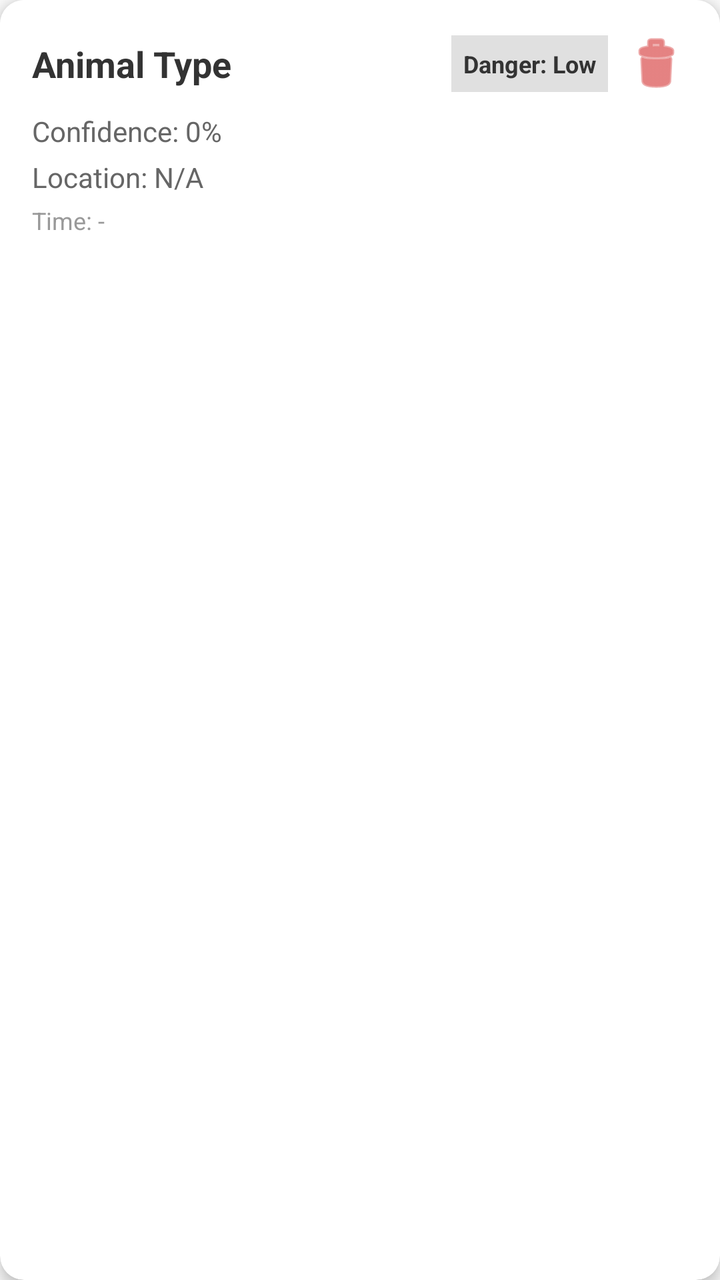
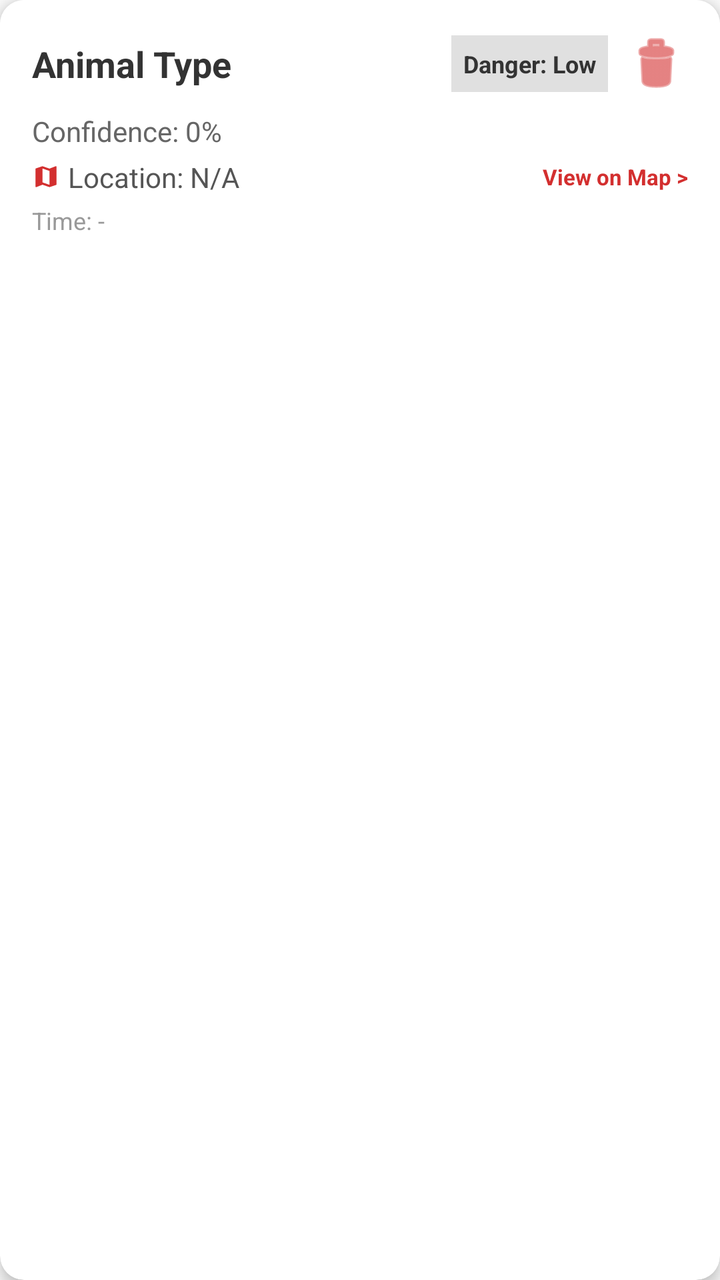

The first picture is an Android layout as it rendered before a commit; the second is the same layout after the commit. The layout source and the unified diff follow.
<!-- AndroidManifest.xml: application theme Theme.AnimalAlert -->
<!-- res/layout/item_detection.xml -->
<?xml version="1.0" encoding="utf-8"?>
<androidx.cardview.widget.CardView xmlns:android="http://schemas.android.com/apk/res/android"
    xmlns:app="http://schemas.android.com/apk/res-auto"
    android:id="@+id/cardDetection"
    android:layout_width="match_parent"
    android:layout_height="wrap_content"
    android:layout_marginBottom="12dp"
    app:cardCornerRadius="12dp"
    app:cardElevation="4dp"
    android:clickable="true"
    android:focusable="true"
    android:foreground="?android:attr/selectableItemBackground">

    <LinearLayout
        android:layout_width="match_parent"
        android:layout_height="wrap_content"
        android:orientation="vertical"
        android:padding="16dp"
        android:background="#FFFFFF">

        <LinearLayout
            android:layout_width="match_parent"
            android:layout_height="wrap_content"
            android:orientation="horizontal"
            android:gravity="center_vertical"
            android:layout_marginBottom="8dp">

            <TextView
                android:id="@+id/tvAnimalType"
                android:layout_width="0dp"
                android:layout_height="wrap_content"
                android:layout_weight="1"
                android:text="Animal Type"
                android:textSize="18sp"
                android:textStyle="bold"
                android:textColor="#333333" />

            <TextView
                android:id="@+id/tvDangerLevel"
                android:layout_width="wrap_content"
                android:layout_height="wrap_content"
                android:text="Danger: Low"
                android:textSize="12sp"
                android:textStyle="bold"
                android:padding="6dp"
                android:background="#E0E0E0"
                android:textColor="#333333" />

            <ImageButton
                android:id="@+id/btnDelete"
                android:layout_width="32dp"
                android:layout_height="32dp"
                android:layout_marginStart="8dp"
                android:background="?attr/selectableItemBackgroundBorderless"
                android:src="@android:drawable/ic_menu_delete"
                app:tint="#D32F2F"
                android:contentDescription="Delete detection" />
        </LinearLayout>

        <TextView
            android:id="@+id/tvConfidence"
            android:layout_width="match_parent"
            android:layout_height="wrap_content"
            android:text="Confidence: 0%"
            android:textSize="14sp"
            android:textColor="#666666"
            android:layout_marginBottom="4dp" />

        <TextView
            android:id="@+id/tvLocation"
            android:layout_width="match_parent"
            android:layout_height="wrap_content"
            android:text="Location: N/A"
            android:textSize="14sp"
            android:textColor="#666666"
            android:layout_marginBottom="4dp" />

        <TextView
            android:id="@+id/tvTime"
            android:layout_width="match_parent"
            android:layout_height="wrap_content"
            android:text="Time: -"
            android:textSize="12sp"
            android:textColor="#999999" />

    </LinearLayout>
</androidx.cardview.widget.CardView>
<!-- resources referenced by this layout -->
<resources>
  <style name="Theme.AnimalAlert" parent="Theme.AppCompat.Light.NoActionBar">
          <item name="colorPrimary">@color/purple_500</item>
          <item name="colorPrimaryDark">@color/purple_700</item>
          <item name="colorAccent">@color/teal_200</item>
          <item name="android:statusBarColor">@color/purple_700</item>
      </style>
  <color name="purple_500">#7944C7</color>
  <color name="purple_700">#3700B3</color>
  <color name="teal_200">#03DAC5</color>
</resources>

<!-- the commit's change to res/layout/item_detection.xml (unified diff, before → after) -->
@@ -66,14 +66,37 @@
             android:textColor="#666666"
             android:layout_marginBottom="4dp" />
 
-        <TextView
-            android:id="@+id/tvLocation"
+        <LinearLayout
             android:layout_width="match_parent"
             android:layout_height="wrap_content"
-            android:text="Location: N/A"
-            android:textSize="14sp"
-            android:textColor="#666666"
-            android:layout_marginBottom="4dp" />
+            android:orientation="horizontal"
+            android:gravity="center_vertical"
+            android:layout_marginBottom="4dp">
+            
+            <ImageView
+                android:layout_width="14dp"
+                android:layout_height="14dp"
+                android:layout_marginEnd="4dp"
+                android:src="@drawable/ic_map"
+                app:tint="#D32F2F" />
+
+            <TextView
+                android:id="@+id/tvLocation"
+                android:layout_width="0dp"
+                android:layout_height="wrap_content"
+                android:layout_weight="1"
+                android:text="Location: N/A"
+                android:textSize="14sp"
+                android:textColor="#555555" />
+                
+            <TextView
+                android:layout_width="wrap_content"
+                android:layout_height="wrap_content"
+                android:text="View on Map >"
+                android:textSize="11sp"
+                android:textStyle="bold"
+                android:textColor="#D32F2F" />
+        </LinearLayout>
 
         <TextView
             android:id="@+id/tvTime"
<!-- resource entries referenced after the edit -->
@@ -1,5 +1,16 @@
 <!-- resources referenced by this layout -->
 <resources>
+  <!-- drawable ic_map (drawable) -->
+  <?xml version="1.0" encoding="utf-8"?>
+  <vector xmlns:android="http://schemas.android.com/apk/res/android"
+      android:width="24dp"
+      android:height="24dp"
+      android:viewportWidth="24"
+      android:viewportHeight="24">
+      <path
+          android:fillColor="#FF000000"
+          android:pathData="M20.5,3l-0.16,0.03L15,5.1L9,3L3.36,4.9c-0.21,0.07 -0.36,0.25 -0.36,0.48V20.5c0,0.28 0.22,0.5 0.5,0.5l0.16,-0.03L9,18.9l6,2.1l5.64,-1.9c0.21,-0.07 0.36,-0.25 0.36,-0.48V3.5c0,-0.28 -0.22,-0.5 -0.5,-0.5zM15,19l-6,-2.11V5l6,2.11V19z"/>
+  </vector>
   <style name="Theme.AnimalAlert" parent="Theme.AppCompat.Light.NoActionBar">
           <item name="colorPrimary">@color/purple_500</item>
           <item name="colorPrimaryDark">@color/purple_700</item>
